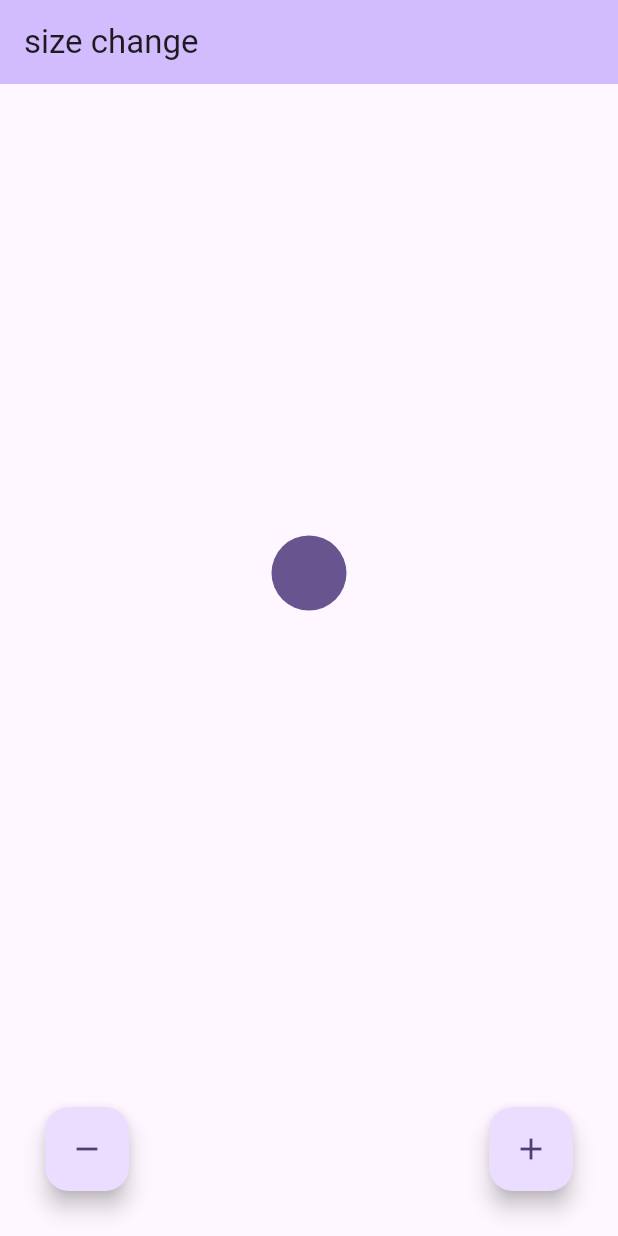
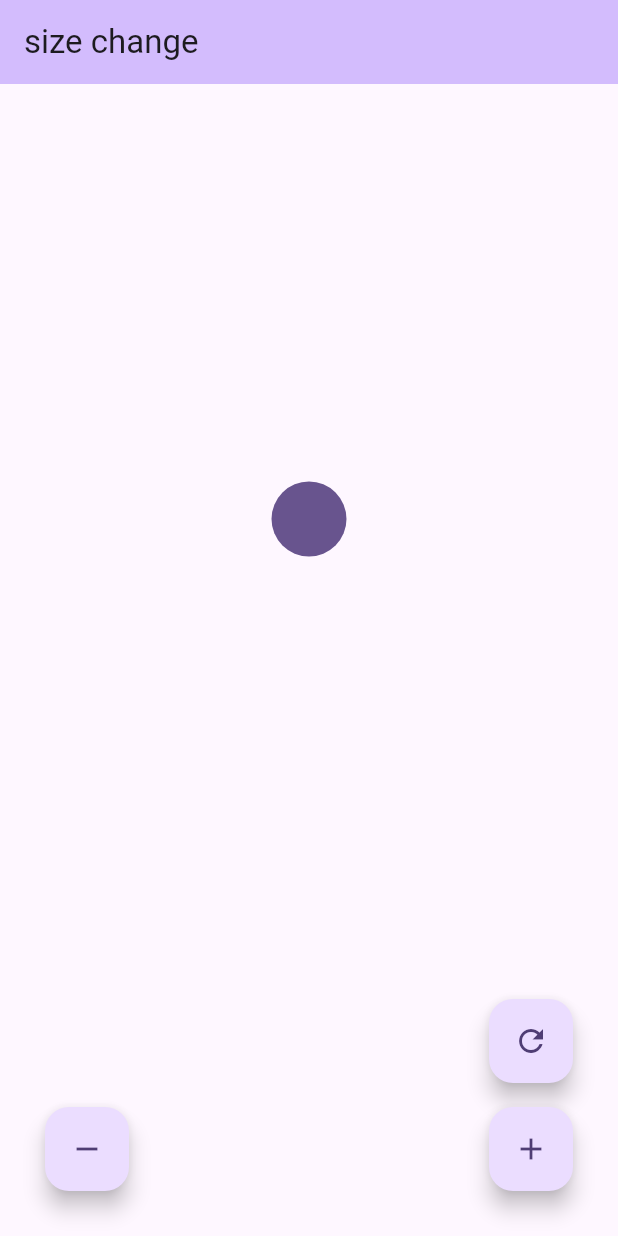
Before and after one commit to c22349/size_change, a Flutter app: the screen it shows after launch, on a phone screen of 412 x 824 dp. Run offline on Flutter 3.47's test engine with Material 3 defaults, Android fonts, the light colour scheme and no system bars.

Commit message:
Add reset button

```diff
--- a/lib/view/figure.dart
+++ b/lib/view/figure.dart
@@ -26,6 +26,12 @@ class _MyHomePageState extends State<MyHomePage> {
     });
   }
 
+  void _resetCounter() {
+    setState(() {
+      _counter = 0;
+    });
+  }
+
   @override
   Widget build(BuildContext context) {
     return Scaffold(
@@ -51,7 +57,21 @@ class _MyHomePageState extends State<MyHomePage> {
       floatingActionButtonLocation: FloatingActionButtonLocation.endFloat,
       bottomNavigationBar: Padding(
         padding: const EdgeInsets.all(30.0),
-        child: Row(
+        child: Column(
+          mainAxisSize: MainAxisSize.min,
+          children: [
+            Row(
+              mainAxisAlignment: MainAxisAlignment.end,
+              children: [
+                FloatingActionButton(
+                  onPressed: _resetCounter,
+                  tooltip: 'Reset',
+                  child: const Icon(Icons.refresh),
+                ),
+              ],
+            ),
+            const SizedBox(height: 16),
+            Row(
               mainAxisAlignment: MainAxisAlignment.spaceBetween,
               children: [
                 FloatingActionButton(
@@ -66,6 +86,8 @@ class _MyHomePageState extends State<MyHomePage> {
                 ),
               ],
             ),
+          ],
+        ),
       ),
     );
   }
```
Lines whose indentation alone changed are shown as unchanged.
